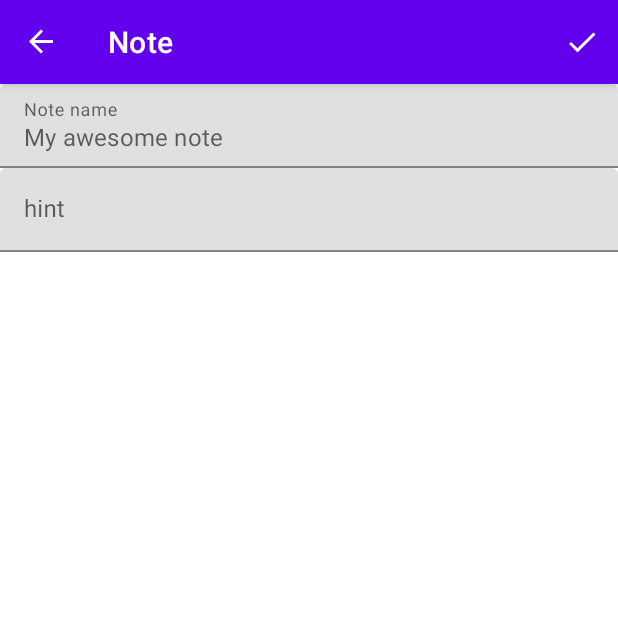
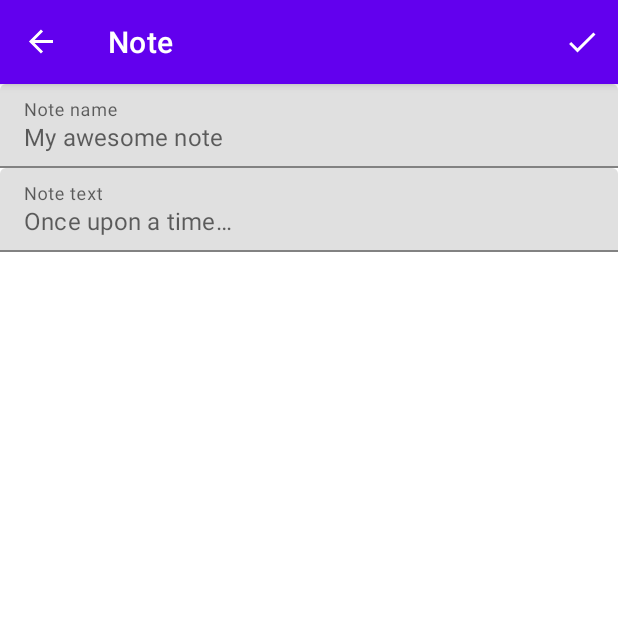
Before and after one commit to grizzly-orange/android-writer-notes, an Android app: the NoteDetailsFragment screen opened through its navigation route, on a phone screen of 412 x 824 dp, the top half of it. Run offline under Robolectric (Android 15) with nearby library versions, the phone set to English and light mode, and no system bars; our stand-ins replace Dagger/Hilt's generated code, Room's generated code, data binding, navigation-ui.

Commit message:
save note text

```diff
--- a/app/src/main/res/layout/fragment_note_details.xml
+++ b/app/src/main/res/layout/fragment_note_details.xml
@@ -38,6 +38,9 @@
             android:id="@+id/inputNoteTextAtNoteDetails"
             android:layout_width="match_parent"
             android:layout_height="wrap_content"
+            android:hint="@string/txtNoteTextHintAtNoteDetails"
+            app:expandedHintEnabled="false"
+            app:placeholderText="@string/txtNoteTextPlaceholderAtNoteDetails"
             app:layout_constraintEnd_toEndOf="parent"
             app:layout_constraintStart_toStartOf="parent"
             app:layout_constraintTop_toBottomOf="@id/inputNoteNameAtNoteDetails">
@@ -45,7 +48,7 @@
             <com.google.android.material.textfield.TextInputEditText
                 android:layout_width="match_parent"
                 android:layout_height="wrap_content"
-                android:hint="hint" />
+                android:text="@={noteDetailsVM.noteText}" />
         </com.google.android.material.textfield.TextInputLayout>
     </androidx.constraintlayout.widget.ConstraintLayout>
 </layout>
--- a/app/src/main/res/values/text_labels.xml
+++ b/app/src/main/res/values/text_labels.xml
@@ -3,4 +3,6 @@
     <!-- Note details screen -->
     <string name="txtNoteNameHintAtNoteDetails">Note name</string>
     <string name="txtNoteNamePlaceholderAtNoteDetails">My awesome note</string>
+    <string name="txtNoteTextHintAtNoteDetails">Note text</string>
+    <string name="txtNoteTextPlaceholderAtNoteDetails">Once upon a time…</string>
 </resources>
```
